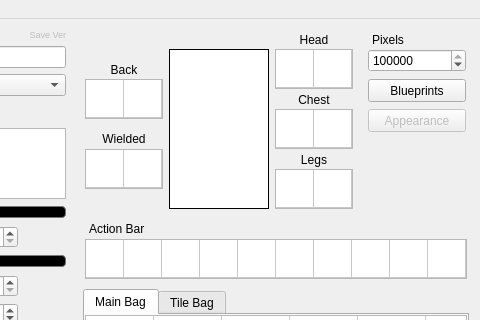
Old version of the form starcheat/templates/MainWindow.ui in the repository wizzomafizzo/starcheat; both pictures show x 235 to 715 and y 0 to 320 of the 715 by 500 pixel window.
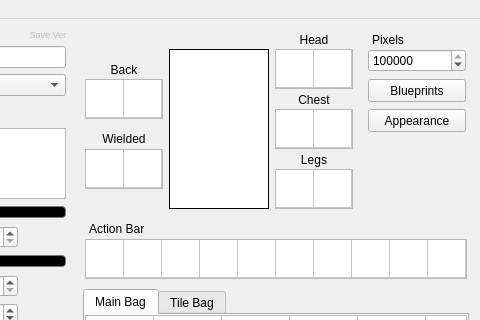
New version of the form.

Commit message: New appearance dialog (non-functional)

```diff
--- a/starcheat/templates/MainWindow.ui
+++ b/starcheat/templates/MainWindow.ui
@@ -1097,7 +1097,7 @@
    </widget>
    <widget class="QPushButton" name="pushButton">
     <property name="enabled">
-     <bool>false</bool>
+     <bool>true</bool>
     </property>
     <property name="geometry">
      <rect>
```
Left out of the diff: 2 changed lines with no effect on the pictures. The commit also changes 2 other files.
